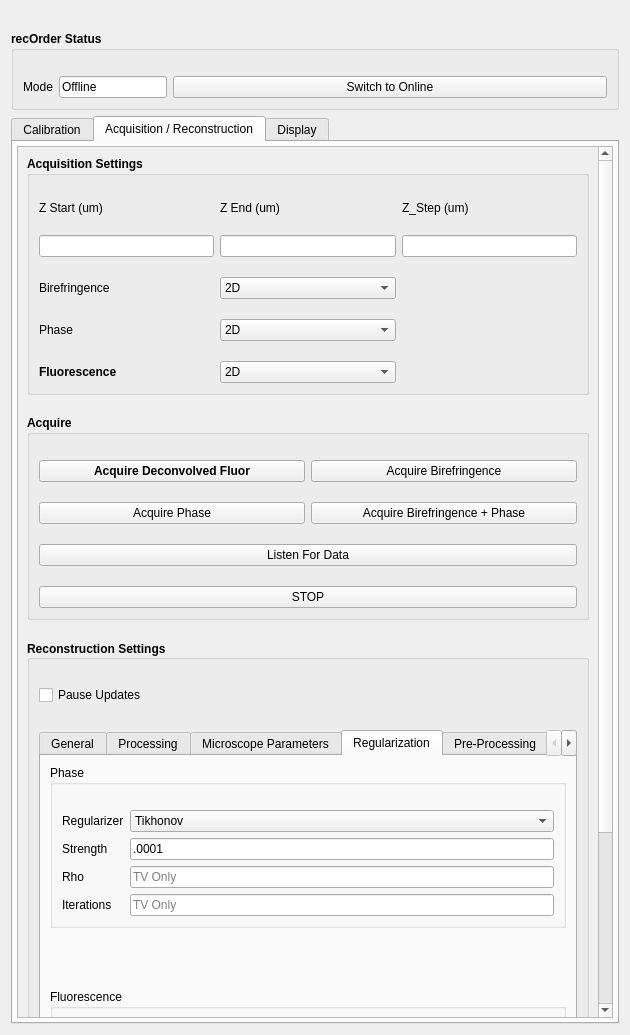
Above: recOrder/plugin/qtdesigner/recOrder_calibration_v5.ui from mehta-lab/waveorder before the change. Below: the same form after it.
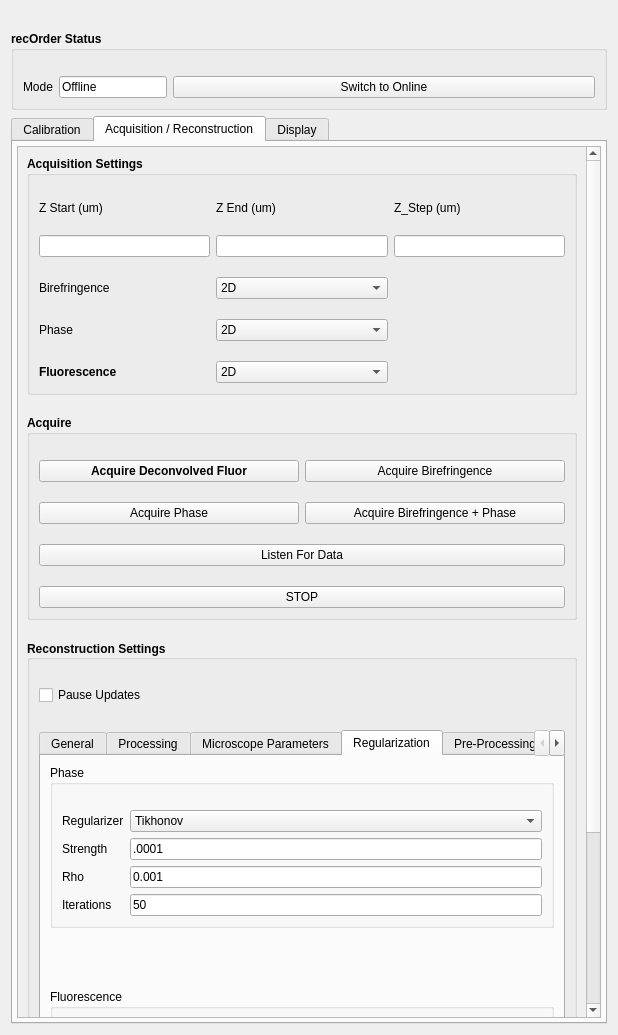
That is the form after the change. The open tabs and pages were chosen to show the change. Custom widgets are drawn as their Qt base class.

The edit to the form file:
```diff
--- a/recOrder/plugin/qtdesigner/recOrder_calibration_v5.ui
+++ b/recOrder/plugin/qtdesigner/recOrder_calibration_v5.ui
@@ -9,7 +9,7 @@
    <rect>
     <x>0</x>
     <y>0</y>
-    <width>630</width>
+    <width>618</width>
     <height>1035</height>
    </rect>
   </property>
@@ -1139,7 +1139,7 @@
            <rect>
             <x>0</x>
             <y>0</y>
-            <width>590</width>
+            <width>578</width>
             <height>1047</height>
            </rect>
           </property>
@@ -1930,6 +1930,9 @@
                      </item>
                      <item row="3" column="1">
                       <widget class="QLineEdit" name="le_itr">
+                       <property name="text">
+                        <string>50</string>
+                       </property>
                        <property name="placeholderText">
                         <string>TV Only</string>
                        </property>
@@ -1958,6 +1961,9 @@
                      </item>
                      <item row="2" column="1">
                       <widget class="QLineEdit" name="le_rho">
+                       <property name="text">
+                        <string>0.001</string>
+                       </property>
                        <property name="placeholderText">
                         <string>TV Only</string>
                        </property>
```
Left out of the diff: 8 changed lines with no effect on the pictures.
